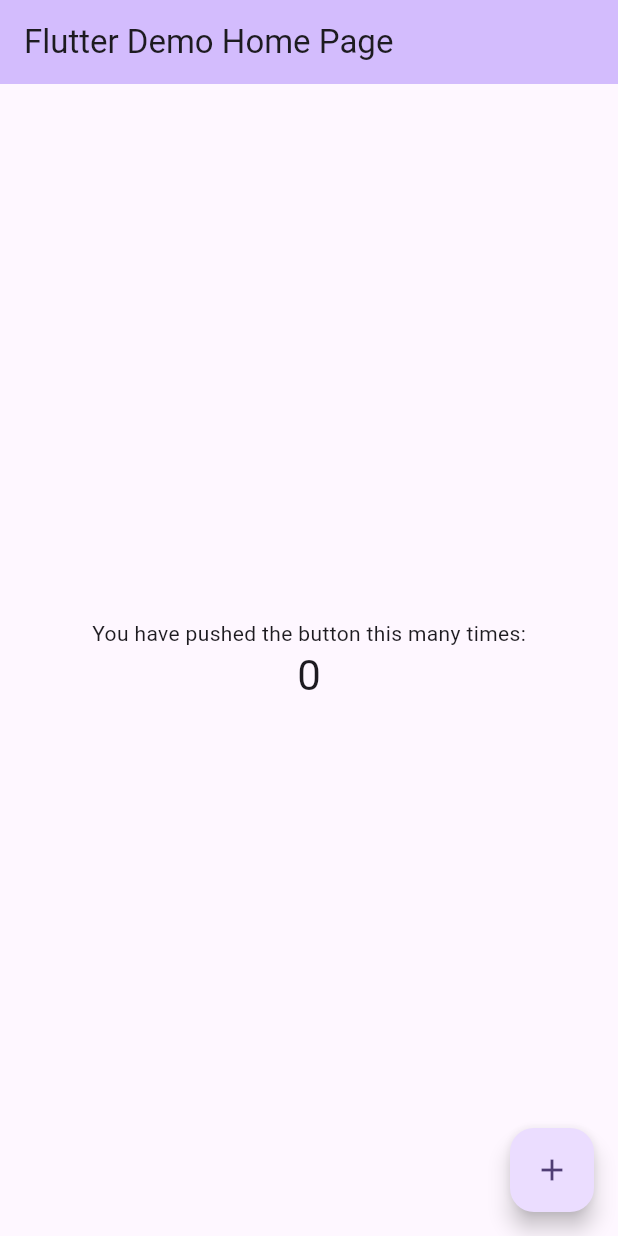
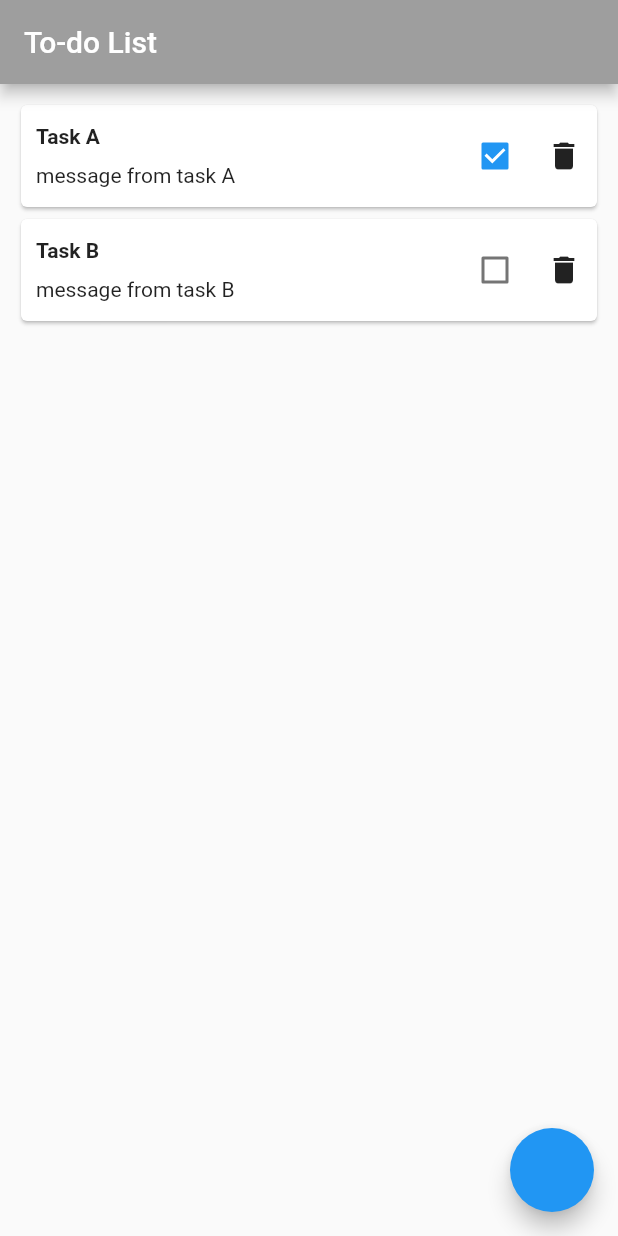
Before and after one commit to truongdc21/flutter_simple_todo_app, a Flutter app: the screen it shows after launch, on a phone screen of 412 x 824 dp. Run offline on Flutter 3.47's test engine with Material 2 defaults, Android fonts, the phone set to English and light mode, and no system bars.

Commit message:
Initialize UI

```diff
--- a/lib/main.dart
+++ b/lib/main.dart
@@ -1,125 +1,11 @@
 import 'package:flutter/material.dart';
+import 'package:simple_todo_app/screens/todo_list_screen.dart';
 
 void main() {
-  runApp(const MyApp());
+  runApp(MaterialApp(
+    home: SafeArea(
+        child: Scaffold(
+      body: ToDoListScreen(),
+    )),
+  ));
 }
-
-class MyApp extends StatelessWidget {
-  const MyApp({super.key});
-
-  // This widget is the root of your application.
-  @override
-  Widget build(BuildContext context) {
-    return MaterialApp(
-      title: 'Flutter Demo',
-      theme: ThemeData(
-        // This is the theme of your application.
-        //
-        // TRY THIS: Try running your application with "flutter run". You'll see
-        // the application has a blue toolbar. Then, without quitting the app,
-        // try changing the seedColor in the colorScheme below to Colors.green
-        // and then invoke "hot reload" (save your changes or press the "hot
-        // reload" button in a Flutter-supported IDE, or press "r" if you used
-        // the command line to start the app).
-        //
-        // Notice that the counter didn't reset back to zero; the application
-        // state is not lost during the reload. To reset the state, use hot
-        // restart instead.
-        //
-        // This works for code too, not just values: Most code changes can be
-        // tested with just a hot reload.
-        colorScheme: ColorScheme.fromSeed(seedColor: Colors.deepPurple),
-        useMaterial3: true,
-      ),
-      home: const MyHomePage(title: 'Flutter Demo Home Page'),
-    );
-  }
-}
-
-class MyHomePage extends StatefulWidget {
-  const MyHomePage({super.key, required this.title});
-
-  // This widget is the home page of your application. It is stateful, meaning
-  // that it has a State object (defined below) that contains fields that affect
-  // how it looks.
-
-  // This class is the configuration for the state. It holds the values (in this
-  // case the title) provided by the parent (in this case the App widget) and
-  // used by the build method of the State. Fields in a Widget subclass are
-  // always marked "final".
-
-  final String title;
-
-  @override
-  State<MyHomePage> createState() => _MyHomePageState();
-}
-
-class _MyHomePageState extends State<MyHomePage> {
-  int _counter = 0;
-
-  void _incrementCounter() {
-    setState(() {
-      // This call to setState tells the Flutter framework that something has
-      // changed in this State, which causes it to rerun the build method below
-      // so that the display can reflect the updated values. If we changed
-      // _counter without calling setState(), then the build method would not be
-      // called again, and so nothing would appear to happen.
-      _counter++;
-    });
-  }
-
-  @override
-  Widget build(BuildContext context) {
-    // This method is rerun every time setState is called, for instance as done
-    // by the _incrementCounter method above.
-    //
-    // The Flutter framework has been optimized to make rerunning build methods
-    // fast, so that you can just rebuild anything that needs updating rather
-    // than having to individually change instances of widgets.
-    return Scaffold(
-      appBar: AppBar(
-        // TRY THIS: Try changing the color here to a specific color (to
-        // Colors.amber, perhaps?) and trigger a hot reload to see the AppBar
-        // change color while the other colors stay the same.
-        backgroundColor: Theme.of(context).colorScheme.inversePrimary,
-        // Here we take the value from the MyHomePage object that was created by
-        // the App.build method, and use it to set our appbar title.
-        title: Text(widget.title),
-      ),
-      body: Center(
-        // Center is a layout widget. It takes a single child and positions it
-        // in the middle of the parent.
-        child: Column(
-          // Column is also a layout widget. It takes a list of children and
-          // arranges them vertically. By default, it sizes itself to fit its
-          // children horizontally, and tries to be as tall as its parent.
-          //
-          // Column has various properties to control how it sizes itself and
-          // how it positions its children. Here we use mainAxisAlignment to
-          // center the children vertically; the main axis here is the vertical
-          // axis because Columns are vertical (the cross axis would be
-          // horizontal).
-          //
-          // TRY THIS: Invoke "debug painting" (choose the "Toggle Debug Paint"
-          // action in the IDE, or press "p" in the console), to see the
-          // wireframe for each widget.
-          mainAxisAlignment: MainAxisAlignment.center,
-          children: <Widget>[
-            const Text(
-              'You have pushed the button this many times:',
-            ),
-            Text(
-              '$_counter',
-              style: Theme.of(context).textTheme.headlineMedium,
-            ),
-          ],
-        ),
-      ),
-      floatingActionButton: FloatingActionButton(
-        onPressed: _incrementCounter,
-        tooltip: 'Increment',
-        child: const Icon(Icons.add),
-      ), // This trailing comma makes auto-formatting nicer for build methods.
-    );
-  }
-}
--- /dev/null
+++ b/lib/model/todo.dart
@@ -0,0 +1,8 @@
+class ToDo {
+  int id = 0;
+  String taskName = '';
+  String todoTask = '';
+  bool isCheck = false;
+
+  ToDo(this.id, this.taskName, this.todoTask, this.isCheck);
+}
--- /dev/null
+++ b/lib/screens/todo_list_screen.dart
@@ -0,0 +1,134 @@
+import 'package:flutter/material.dart';
+import '../model/todo.dart';
+
+class ToDoListScreen extends StatefulWidget {
+  List<ToDo> mListToDo = [
+    ToDo(1, "Task A", "message from task A", true),
+    ToDo(1, "Task B", "message from task B", false)
+  ];
+
+  @override
+  State<StatefulWidget> createState() {
+    return ToDoListScreenState();
+  }
+}
+
+class ToDoListScreenState extends State<ToDoListScreen> {
+  void _handleCheckboxChanged(int index, bool newValue) {
+    setState(() {
+      widget.mListToDo[index].isCheck = newValue;
+    });
+  }
+
+  @override
+  Widget build(BuildContext context) {
+    return Scaffold(
+      appBar: AppBar(
+        title: const Text('To-do List'),
+        backgroundColor: Colors.grey,
+      ),
+      body: Padding(
+          padding: const EdgeInsets.all(10.0),
+          child: ListView.builder(
+              itemCount: widget.mListToDo.length,
+              itemBuilder: (context, index) {
+                return TodoItem(widget.mListToDo[index],
+                    (newValue) => _handleCheckboxChanged(index, newValue));
+              })),
+      floatingActionButton: FloatingActionButton(onPressed: () {
+        setState(() {
+          widget.mListToDo
+              .add(ToDo(0, 'Task Add', 'messaging from task Add', false));
+        });
+      }),
+    );
+  }
+}
+
+class TodoItem extends StatefulWidget {
+  late ToDo todoTask;
+
+  final Function(bool) onCheckboxChanged;
+
+  TodoItem(this.todoTask, this.onCheckboxChanged, {super.key});
+
+  @override
+  State<StatefulWidget> createState() {
+    return TodoItemState();
+  }
+}
+
+class TodoItemState extends State<TodoItem> {
+  @override
+  Widget build(BuildContext context) {
+    return Card(
+      child: Padding(
+        padding: const EdgeInsets.all(10.0),
+        child: Row(
+          children: [
+            Expanded(
+              child: Column(
+                mainAxisSize: MainAxisSize.min,
+                crossAxisAlignment: CrossAxisAlignment.start,
+                textDirection: TextDirection.ltr,
+                children: [
+                  Text(
+                    widget.todoTask.taskName,
+                    style: const TextStyle(fontWeight: FontWeight.bold),
+                    maxLines: 1,
+                  ),
+                  const SizedBox(
+                    height: 10,
+                  ),
+                  Text(widget.todoTask.todoTask)
+                ],
+              ),
+            ),
+            Row(
+              mainAxisSize: MainAxisSize.min,
+              children: [
+                CheckBoxToDo(widget.todoTask.isCheck,
+                    (newValue) => {widget.onCheckboxChanged(newValue)}),
+                const SizedBox(
+                  width: 10,
+                ),
+                const Icon(Icons.delete)
+              ],
+            ),
+          ],
+        ),
+      ),
+    );
+  }
+}
+
+class CheckBoxToDo extends StatefulWidget {
+
+  final bool isCheck;
+  final Function(bool) onClickButton;
+
+  void onClickCheckbox(bool newValue) {
+    onClickButton(newValue);
+  }
+
+  CheckBoxToDo(this.isCheck, this.onClickButton, {super.key});
+
+  @override
+  State<StatefulWidget> createState() {
+    return CheckBoxToDoSate();
+  }
+}
+
+class CheckBoxToDoSate extends State<CheckBoxToDo> {
+  @override
+  Widget build(BuildContext context) {
+    return Checkbox(
+      value: widget.isCheck,
+      onChanged: (bool? newValue) {
+        if (newValue != null) {
+          widget.onClickCheckbox(newValue);
+        }
+      },
+    );
+  }
+}
```
